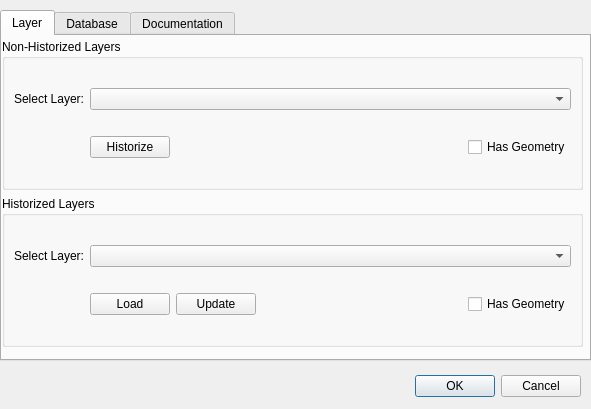
First picture: the form in historize.ui, repository HusseinKabbout/Historize, before the edit.
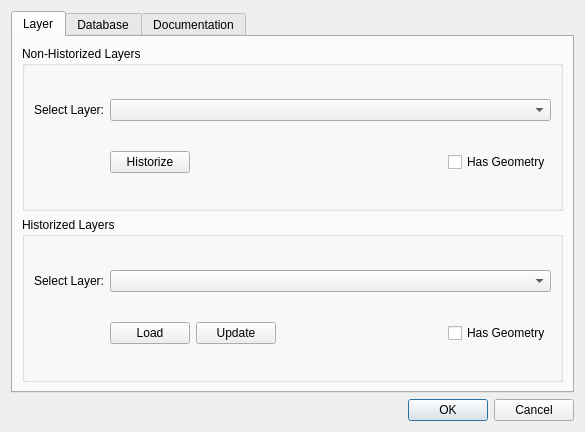
Second picture: the form after the edit.

Patch:
```diff
--- a/historize.ui
+++ b/historize.ui
@@ -2,42 +2,26 @@
 <ui version="4.0">
  <class>Historize</class>
  <widget class="QDialog" name="Historize">
+  <property name="enabled">
+   <bool>true</bool>
+  </property>
   <property name="geometry">
    <rect>
     <x>0</x>
     <y>0</y>
-    <width>591</width>
-    <height>409</height>
+    <width>585</width>
+    <height>432</height>
    </rect>
   </property>
   <property name="windowTitle">
    <string>Historize</string>
   </property>
-  <widget class="QDialogButtonBox" name="buttonBox">
-   <property name="geometry">
-    <rect>
-     <x>240</x>
-     <y>370</y>
-     <width>341</width>
-     <height>32</height>
-    </rect>
-   </property>
-   <property name="orientation">
-    <enum>Qt::Horizontal</enum>
-   </property>
-   <property name="standardButtons">
-    <set>QDialogButtonBox::Cancel|QDialogButtonBox::Ok</set>
-   </property>
-  </widget>
+  <layout class="QGridLayout" name="gridLayout_4">
+   <item row="0" column="0">
+    <layout class="QHBoxLayout" name="horizontalLayout_3"/>
+   </item>
+   <item row="1" column="0" colspan="2">
   <widget class="QTabWidget" name="tabDoc">
-   <property name="geometry">
-    <rect>
-     <x>0</x>
-     <y>10</y>
-     <width>591</width>
-     <height>351</height>
-    </rect>
-   </property>
    <property name="currentIndex">
     <number>0</number>
    </property>
@@ -45,15 +29,64 @@
     <attribute name="title">
      <string>Layer</string>
     </attribute>
+      <layout class="QGridLayout" name="gridLayout_5">
+       <item row="0" column="0">
+        <widget class="QGroupBox" name="boxNonHistoLyr">
+         <property name="title">
+          <string>Non-Historized Layers</string>
+         </property>
+         <layout class="QGridLayout" name="gridLayout_2">
+          <item row="0" column="0">
+           <widget class="QLabel" name="lyrLabel_1">
+            <property name="sizePolicy">
+             <sizepolicy hsizetype="Maximum" vsizetype="Preferred">
+              <horstretch>0</horstretch>
+              <verstretch>0</verstretch>
+             </sizepolicy>
+            </property>
+            <property name="text">
+             <string>Select Layer:</string>
+            </property>
+           </widget>
+          </item>
+          <item row="1" column="2" alignment="Qt::AlignRight">
+           <widget class="QCheckBox" name="checkNonHistoGeom">
+            <property name="sizePolicy">
+             <sizepolicy hsizetype="Minimum" vsizetype="Fixed">
+              <horstretch>0</horstretch>
+              <verstretch>0</verstretch>
+             </sizepolicy>
+            </property>
+            <property name="text">
+             <string>Has Geometry</string>
+            </property>
+           </widget>
+          </item>
+          <item row="0" column="1" colspan="2">
+           <widget class="QComboBox" name="cmbNonHistoLyr"/>
+          </item>
+          <item row="1" column="1">
+           <widget class="QPushButton" name="btnHistoLyr">
+            <property name="sizePolicy">
+             <sizepolicy hsizetype="Maximum" vsizetype="Fixed">
+              <horstretch>0</horstretch>
+              <verstretch>0</verstretch>
+             </sizepolicy>
+            </property>
+            <property name="text">
+             <string>Historize</string>
+            </property>
+           </widget>
+          </item>
+         </layout>
+         <zorder>lyrLabel_1</zorder>
+         <zorder>cmbNonHistoLyr</zorder>
+         <zorder>btnHistoLyr</zorder>
+         <zorder>checkNonHistoGeom</zorder>
+        </widget>
+       </item>
+       <item row="1" column="0">
     <widget class="QGroupBox" name="boxHistoLyr">
-     <property name="geometry">
-      <rect>
-       <x>0</x>
-       <y>160</y>
-       <width>581</width>
-       <height>151</height>
-      </rect>
-     </property>
      <property name="sizePolicy">
       <sizepolicy hsizetype="Preferred" vsizetype="Preferred">
        <horstretch>0</horstretch>
@@ -79,6 +112,9 @@
       </item>
       <item row="1" column="1">
        <widget class="QPushButton" name="btnLoadHistoLyr">
+            <property name="enabled">
+             <bool>true</bool>
+            </property>
         <property name="sizePolicy">
          <sizepolicy hsizetype="Maximum" vsizetype="Fixed">
           <horstretch>0</horstretch>
@@ -121,66 +157,8 @@
       </item>
      </layout>
     </widget>
-    <widget class="QGroupBox" name="boxNonHistoLyr">
-     <property name="geometry">
-      <rect>
-       <x>0</x>
-       <y>3</y>
-       <width>581</width>
-       <height>151</height>
-      </rect>
-     </property>
-     <property name="title">
-      <string>Non-Historized Layers</string>
-     </property>
-     <layout class="QGridLayout" name="gridLayout_2">
-      <item row="0" column="0">
-       <widget class="QLabel" name="lyrLabel_1">
-        <property name="sizePolicy">
-         <sizepolicy hsizetype="Maximum" vsizetype="Preferred">
-          <horstretch>0</horstretch>
-          <verstretch>0</verstretch>
-         </sizepolicy>
-        </property>
-        <property name="text">
-         <string>Select Layer:</string>
-        </property>
-       </widget>
-      </item>
-      <item row="1" column="2" alignment="Qt::AlignRight">
-       <widget class="QCheckBox" name="checkNonHistoGeom">
-        <property name="sizePolicy">
-         <sizepolicy hsizetype="Minimum" vsizetype="Fixed">
-          <horstretch>0</horstretch>
-          <verstretch>0</verstretch>
-         </sizepolicy>
-        </property>
-        <property name="text">
-         <string>Has Geometry</string>
-        </property>
-       </widget>
-      </item>
-      <item row="0" column="1" colspan="2">
-       <widget class="QComboBox" name="cmbNonHistoLyr"/>
-      </item>
-      <item row="1" column="1">
-       <widget class="QPushButton" name="btnHistoLyr">
-        <property name="sizePolicy">
-         <sizepolicy hsizetype="Maximum" vsizetype="Fixed">
-          <horstretch>0</horstretch>
-          <verstretch>0</verstretch>
-         </sizepolicy>
-        </property>
-        <property name="text">
-         <string>Historize</string>
-        </property>
-       </widget>
-      </item>
-     </layout>
-     <zorder>splitter_2</zorder>
-     <zorder>btnHistoLyr</zorder>
-     <zorder>checkNonHistoGeom</zorder>
-    </widget>
+       </item>
+      </layout>
    </widget>
    <widget class="QWidget" name="dbTab">
     <attribute name="title">
@@ -305,29 +283,25 @@
     <attribute name="title">
      <string>Documentation</string>
     </attribute>
-    <widget class="QTextBrowser" name="textBrowser">
-     <property name="geometry">
-      <rect>
-       <x>0</x>
-       <y>10</y>
-       <width>581</width>
-       <height>301</height>
-      </rect>
-     </property>
-    </widget>
-   </widget>
-  </widget>
-  <widget class="QWidget" name="layoutWidget">
-   <property name="geometry">
-    <rect>
-     <x>0</x>
-     <y>0</y>
-     <width>2</width>
-     <height>2</height>
-    </rect>
-   </property>
-   <layout class="QHBoxLayout" name="horizontalLayout_3"/>
-  </widget>
+      <layout class="QGridLayout" name="gridLayout_7">
+       <item row="0" column="0">
+        <widget class="QTextBrowser" name="textBrowser"/>
+       </item>
+      </layout>
+     </widget>
+    </widget>
+   </item>
+   <item row="2" column="1">
+    <widget class="QDialogButtonBox" name="buttonBox">
+     <property name="orientation">
+      <enum>Qt::Horizontal</enum>
+     </property>
+     <property name="standardButtons">
+      <set>QDialogButtonBox::Cancel|QDialogButtonBox::Ok</set>
+     </property>
+    </widget>
+   </item>
+  </layout>
   <widget class="QWidget" name="layoutWidget">
    <property name="geometry">
     <rect>
```
Left out of the diff: 38 changed lines with no effect on the pictures. Lines whose indentation alone changed are shown as unchanged.
